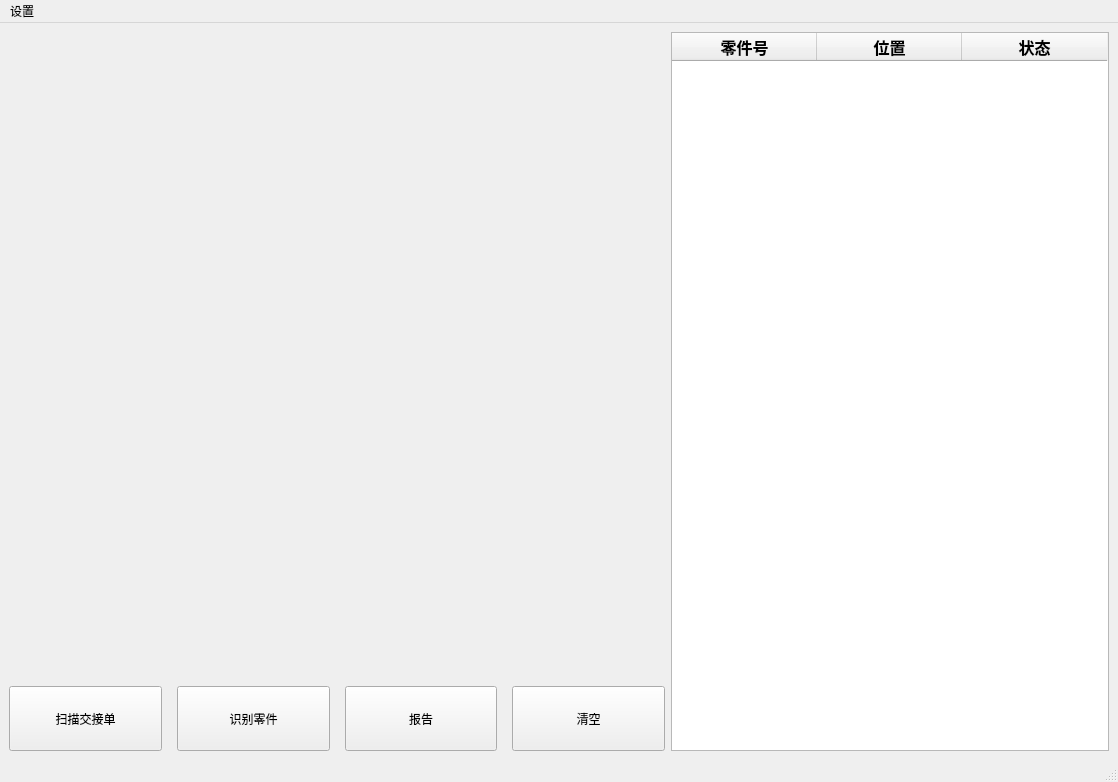
The window that HMI.ui (shuaih7/ishop_ocr) describes before a commit, drawn with Qt 5.
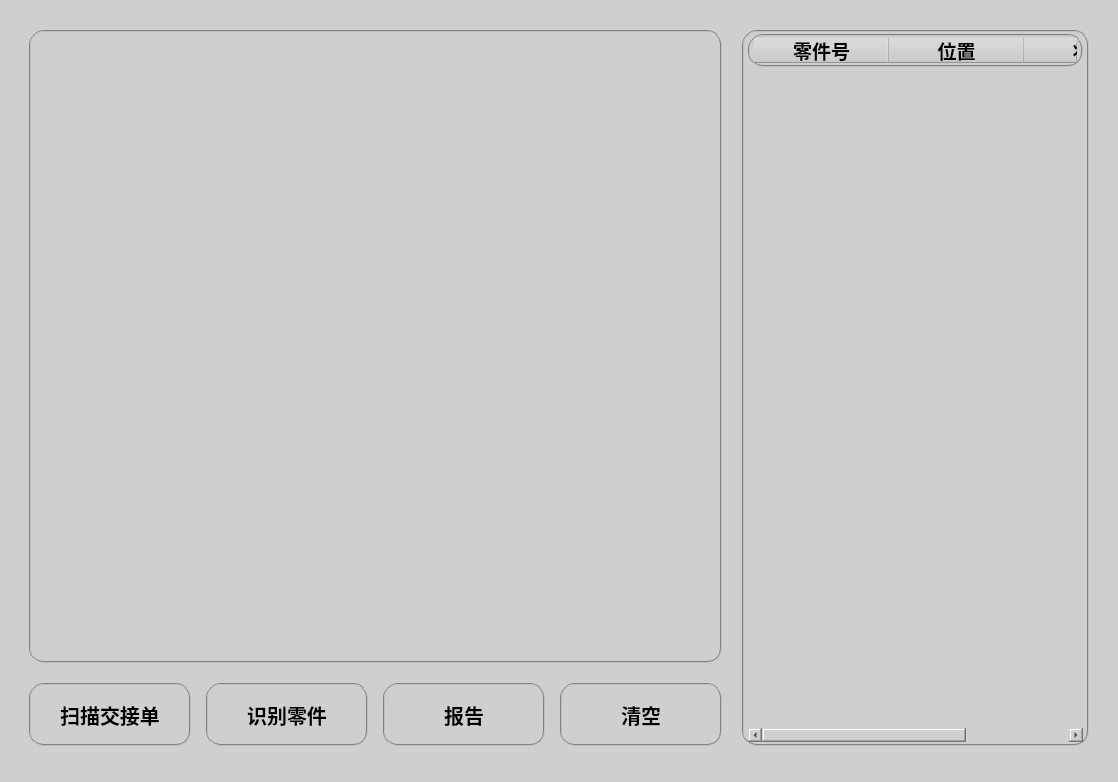
The same window after the commit. Custom widgets are drawn as their Qt base class.

Patch:
```diff
--- a/HMI.ui
+++ b/HMI.ui
@@ -11,7 +11,10 @@
    </rect>
   </property>
   <property name="windowTitle">
-   <string>MainWindow</string>
+   <string>零件号识别</string>
+  </property>
+  <property name="styleSheet">
+   <string notr="true">background-color:rgb(207,207,207)</string>
   </property>
   <widget class="QWidget" name="centralwidget">
    <property name="minimumSize">
@@ -20,13 +23,37 @@
      <height>731</height>
     </size>
    </property>
+   <property name="styleSheet">
+    <string notr="true"/>
+   </property>
    <layout class="QGridLayout" name="gridLayout">
+    <property name="topMargin">
+     <number>25</number>
+    </property>
     <item row="0" column="0">
-     <layout class="QHBoxLayout" name="horizontalLayout_2" stretch="3,2">
+     <layout class="QHBoxLayout" name="horizontalLayout_2" stretch="2,1">
+      <property name="spacing">
+       <number>20</number>
+      </property>
+      <property name="leftMargin">
+       <number>20</number>
+      </property>
+      <property name="topMargin">
+       <number>5</number>
+      </property>
+      <property name="rightMargin">
+       <number>20</number>
+      </property>
+      <property name="bottomMargin">
+       <number>5</number>
+      </property>
       <item>
        <layout class="QVBoxLayout" name="verticalLayout" stretch="10,1">
         <item>
          <widget class="ImageLabel" name="imageLabel">
+          <property name="styleSheet">
+           <string notr="true">font: bold;font-size: 20px;height: 36px;width: 100px; border:2px groove gray; border-radius:15px;padding:2px 4px;</string>
+          </property>
           <property name="text">
            <string/>
           </property>
@@ -37,6 +64,9 @@
           <property name="spacing">
            <number>15</number>
           </property>
+          <property name="rightMargin">
+           <number>0</number>
+          </property>
           <item>
            <widget class="QPushButton" name="btnScan">
             <property name="sizePolicy">
@@ -45,6 +75,9 @@
               <verstretch>0</verstretch>
              </sizepolicy>
             </property>
+            <property name="styleSheet">
+             <string notr="true">font: bold;font-size: 20px;height: 36px;width: 100px; border:2px groove gray; border-radius:15px;padding:2px 4px;</string>
+            </property>
             <property name="text">
              <string>扫描交接单</string>
             </property>
@@ -58,6 +91,9 @@
               <verstretch>0</verstretch>
              </sizepolicy>
             </property>
+            <property name="styleSheet">
+             <string notr="true">font: bold;font-size: 20px;height: 36px;width: 100px; border:2px groove gray; border-radius:15px;padding:2px 4px;</string>
+            </property>
             <property name="text">
              <string>识别零件</string>
             </property>
@@ -71,6 +107,9 @@
               <verstretch>0</verstretch>
              </sizepolicy>
             </property>
+            <property name="styleSheet">
+             <string notr="true">font: bold;font-size: 20px;height: 36px;width: 100px; border:2px groove gray; border-radius:15px;padding:2px 4px;</string>
+            </property>
             <property name="text">
              <string>报告</string>
             </property>
@@ -84,6 +123,9 @@
               <verstretch>0</verstretch>
              </sizepolicy>
             </property>
+            <property name="styleSheet">
+             <string notr="true">font: bold;font-size: 20px;height: 36px;width: 100px; border:2px groove gray; border-radius:15px;padding:2px 4px;</string>
+            </property>
             <property name="text">
              <string>清空</string>
             </property>
@@ -96,7 +138,7 @@
       <item>
        <widget class="PartTable" name="partTable">
         <property name="styleSheet">
-         <string notr="true"/>
+         <string notr="true">font-size: 20px;height: 33px;border:2px groove gray; border-radius:15px;padding:2px 4px;</string>
         </property>
         <property name="showGrid">
          <bool>true</bool>
@@ -105,27 +147,39 @@
          <bool>true</bool>
         </attribute>
         <attribute name="horizontalHeaderDefaultSectionSize">
-         <number>145</number>
+         <number>135</number>
         </attribute>
         <attribute name="horizontalHeaderHighlightSections">
          <bool>true</bool>
         </attribute>
         <attribute name="horizontalHeaderMinimumSectionSize">
-         <number>125</number>
+         <number>50</number>
         </attribute>
         <attribute name="horizontalHeaderShowSortIndicator" stdset="0">
          <bool>false</bool>
         </attribute>
+        <attribute name="horizontalHeaderStretchLastSection">
+         <bool>false</bool>
+        </attribute>
         <attribute name="verticalHeaderVisible">
          <bool>false</bool>
         </attribute>
+        <attribute name="verticalHeaderDefaultSectionSize">
+         <number>50</number>
+        </attribute>
+        <attribute name="verticalHeaderHighlightSections">
+         <bool>false</bool>
+        </attribute>
+        <attribute name="verticalHeaderMinimumSectionSize">
+         <number>50</number>
+        </attribute>
         <column>
          <property name="text">
           <string>零件号</string>
          </property>
          <property name="font">
           <font>
-           <pointsize>12</pointsize>
+           <pointsize>14</pointsize>
            <weight>75</weight>
            <bold>true</bold>
           </font>
@@ -147,7 +201,7 @@
          </property>
          <property name="font">
           <font>
-           <pointsize>12</pointsize>
+           <pointsize>14</pointsize>
            <weight>75</weight>
            <bold>true</bold>
           </font>
@@ -169,7 +223,7 @@
          </property>
          <property name="font">
           <font>
-           <pointsize>12</pointsize>
+           <pointsize>14</pointsize>
            <weight>75</weight>
            <bold>true</bold>
           </font>
@@ -196,28 +250,6 @@
     <bool>true</bool>
    </property>
   </widget>
-  <widget class="QMenuBar" name="menubar">
-   <property name="enabled">
-    <bool>true</bool>
-   </property>
-   <property name="geometry">
-    <rect>
-     <x>0</x>
-     <y>0</y>
-     <width>1118</width>
-     <height>26</height>
-    </rect>
-   </property>
-   <property name="nativeMenuBar">
-    <bool>true</bool>
-   </property>
-   <widget class="QMenu" name="menuSettings">
-    <property name="title">
-     <string>设置</string>
-    </property>
-   </widget>
-   <addaction name="menuSettings"/>
-  </widget>
  </widget>
  <customwidgets>
   <customwidget>
```
